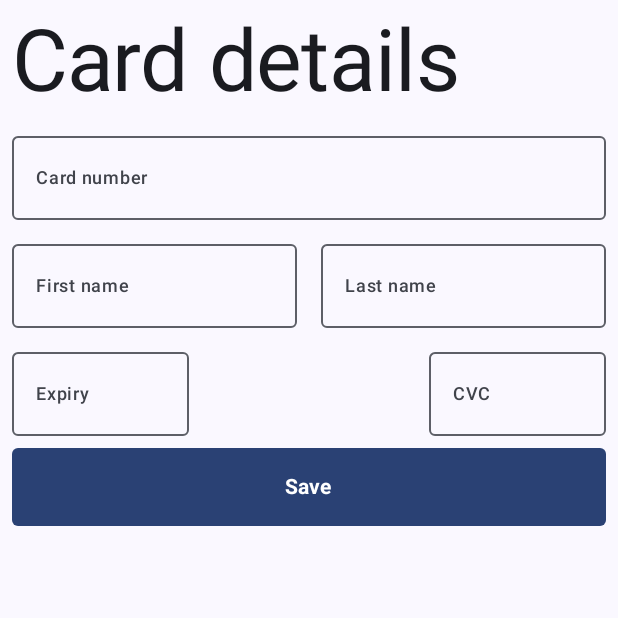
After one commit to elc49/copod, an Android app built with Jetpack Compose: the composable CardPaymentScreen shown on its own in the app's theme, on a phone screen of 412 x 824 dp, the top half of it. The commit adds this screen. Run offline under Robolectric (Android 15) with nearby library versions, the phone set to English and light mode, and no system bars; 2 statements that could not run were skipped.

Commit message:
feat: card payment screen

```diff
--- /dev/null
+++ b/Giggy-Android/app/src/main/java/com/lomolo/giggy/compose/screens/CardPaymentScreen.kt
@@ -0,0 +1,121 @@
+package com.lomolo.giggy.compose.screens
+
+import androidx.compose.foundation.layout.Arrangement
+import androidx.compose.foundation.layout.Column
+import androidx.compose.foundation.layout.PaddingValues
+import androidx.compose.foundation.layout.Row
+import androidx.compose.foundation.layout.fillMaxSize
+import androidx.compose.foundation.layout.fillMaxWidth
+import androidx.compose.foundation.layout.padding
+import androidx.compose.material3.Button
+import androidx.compose.material3.MaterialTheme
+import androidx.compose.material3.OutlinedTextField
+import androidx.compose.material3.Text
+import androidx.compose.runtime.Composable
+import androidx.compose.ui.Alignment
+import androidx.compose.ui.Modifier
+import androidx.compose.ui.text.font.FontWeight
+import androidx.compose.ui.tooling.preview.Preview
+import androidx.compose.ui.unit.dp
+import com.lomolo.giggy.ui.theme.GiggyTheme
+
+@Composable
+fun CardPaymentScreen(
+    modifier: Modifier = Modifier,
+) {
+    Column(
+        modifier = modifier
+            .fillMaxSize()
+            .padding(8.dp),
+        verticalArrangement = Arrangement.spacedBy(8.dp)
+    ) {
+        Text(
+            "Card details",
+            style = MaterialTheme.typography.displayLarge,
+        )
+        Row {
+            OutlinedTextField(
+                modifier = Modifier.weight(1f),
+                value = "",
+                onValueChange = {},
+                label = {
+                    Text(
+                        "Card number",
+                        style = MaterialTheme.typography.labelMedium,
+                    )
+                }
+            )
+        }
+        Row(
+            horizontalArrangement = Arrangement.spacedBy(16.dp),
+        ) {
+            OutlinedTextField(
+                modifier = Modifier.weight(1f, true),
+                value = "",
+                onValueChange = {},
+                label = {
+                    Text(
+                        "First name",
+                        style = MaterialTheme.typography.labelMedium,
+                    )
+                }
+            )
+            OutlinedTextField(
+                modifier = Modifier.weight(1f, true),
+                value = "",
+                onValueChange = {},
+                label = {
+                    Text(
+                        "Last name",
+                        style = MaterialTheme.typography.labelMedium,
+                    )
+                }
+            )
+        }
+        Row(
+            horizontalArrangement = Arrangement.spacedBy(160.dp),
+        ) {
+            OutlinedTextField(
+                modifier = Modifier.weight(1f),
+                label = {
+                    Text(
+                        "Expiry",
+                        style = MaterialTheme.typography.labelMedium,
+                    )
+                },
+                value = "",
+                onValueChange = {}
+            )
+            OutlinedTextField(
+                value = "",
+                label = {
+                    Text(
+                        "CVC",
+                        style = MaterialTheme.typography.labelMedium,
+                    )
+                },
+                onValueChange = {},
+                modifier = Modifier.weight(1f),
+            )
+        }
+        Button(
+            onClick = { /*TODO*/ },
+            shape = MaterialTheme.shapes.extraSmall,
+            contentPadding = PaddingValues(16.dp),
+            modifier = Modifier.fillMaxWidth(),
+        ) {
+           Text(
+               "Save",
+               fontWeight = FontWeight.Bold,
+           )
+        }
+    }
+}
+
+@Preview
+@Composable
+fun CardPaymentScreenPreview() {
+    GiggyTheme {
+        CardPaymentScreen()
+    }
+}
--- a/Giggy-Android/app/src/main/java/com/lomolo/giggy/compose/screens/MpesaPaymentScreen.kt
+++ b/Giggy-Android/app/src/main/java/com/lomolo/giggy/compose/screens/MpesaPaymentScreen.kt
@@ -29,6 +29,10 @@ fun MpesaPaymentScreen(
             .padding(8.dp),
         verticalArrangement = Arrangement.spacedBy(8.dp),
     ) {
+        Text(
+            "M-pesa",
+            style = MaterialTheme.typography.displayLarge,
+        )
         OutlinedTextField(
             value = "",
             onValueChange = {},
```
Lines whose indentation alone changed are shown as unchanged.
